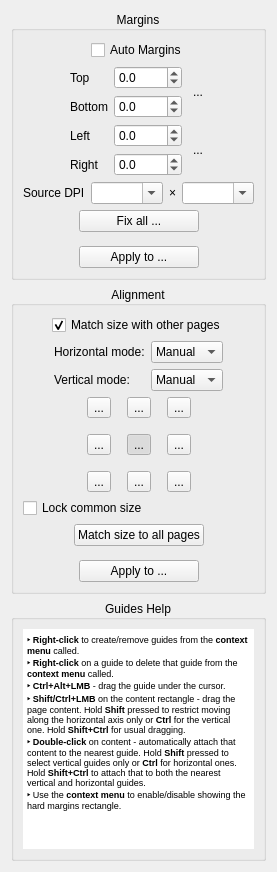
The window that src/core/filters/page_layout/OptionsWidget.ui (2ndmax/scantailor-ocr) describes before a commit, drawn with Qt 5.
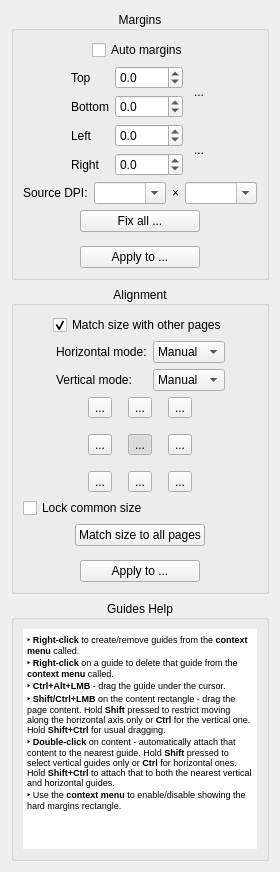
The same window after the commit. Icons and pictures are not drawn. Custom widgets are drawn as their Qt base class.

Patch:
```diff
--- a/src/core/filters/page_layout/OptionsWidget.ui
+++ b/src/core/filters/page_layout/OptionsWidget.ui
@@ -41,7 +41,7 @@
         <item>
          <widget class="QCheckBox" name="autoMargins">
           <property name="text">
-           <string>Auto Margins</string>
+           <string>Auto margins</string>
           </property>
           <property name="checked">
            <bool>false</bool>
@@ -294,7 +294,7 @@
         <item>
          <widget class="QLabel" name="sourceDpiLabel">
           <property name="text">
-           <string>Source DPI</string>
+           <string>Source DPI:</string>
           </property>
          </widget>
         </item>
```
